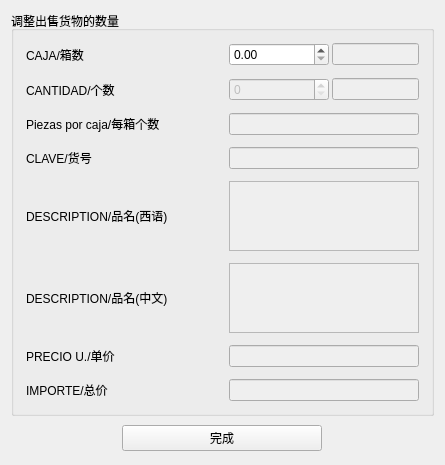
This is CompanyStroageManagement/Adjust_List_Item_Win.ui in linxinwNeo/CompanyStroageManagement as Qt 5 draws it before an edit. The edited form follows.
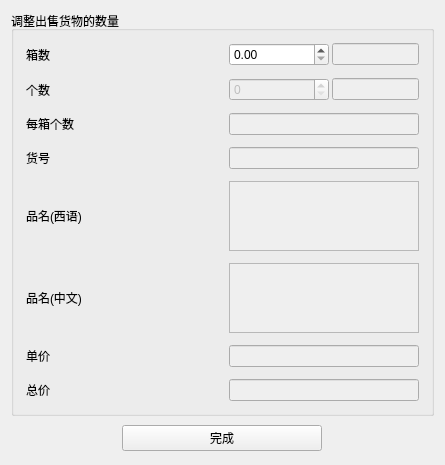
This is the edited form.

Patch:
```diff
--- a/CompanyStroageManagement/Adjust_List_Item_Win.ui
+++ b/CompanyStroageManagement/Adjust_List_Item_Win.ui
@@ -47,7 +47,7 @@
             </size>
            </property>
            <property name="text">
-            <string>CAJA/箱数</string>
+            <string>箱数</string>
            </property>
           </widget>
          </item>
@@ -107,7 +107,7 @@
             </size>
            </property>
            <property name="text">
-            <string>CANTIDAD/个数</string>
+            <string>个数</string>
            </property>
           </widget>
          </item>
@@ -164,7 +164,7 @@
             </size>
            </property>
            <property name="text">
-            <string>Piezas por caja/每箱个数</string>
+            <string>每箱个数</string>
            </property>
           </widget>
          </item>
@@ -208,7 +208,7 @@
             </size>
            </property>
            <property name="text">
-            <string>CLAVE/货号</string>
+            <string>货号</string>
            </property>
           </widget>
          </item>
@@ -252,7 +252,7 @@
             </size>
            </property>
            <property name="text">
-            <string>DESCRIPTION/品名(西语)</string>
+            <string>品名(西语)</string>
            </property>
           </widget>
          </item>
@@ -299,7 +299,7 @@
             </size>
            </property>
            <property name="text">
-            <string>DESCRIPTION/品名(中文)</string>
+            <string>品名(中文)</string>
            </property>
           </widget>
          </item>
@@ -343,7 +343,7 @@
             </size>
            </property>
            <property name="text">
-            <string>PRECIO U./单价</string>
+            <string>单价</string>
            </property>
           </widget>
          </item>
@@ -387,7 +387,7 @@
             </size>
            </property>
            <property name="text">
-            <string>IMPORTE/总价</string>
+            <string>总价</string>
            </property>
           </widget>
          </item>
```
